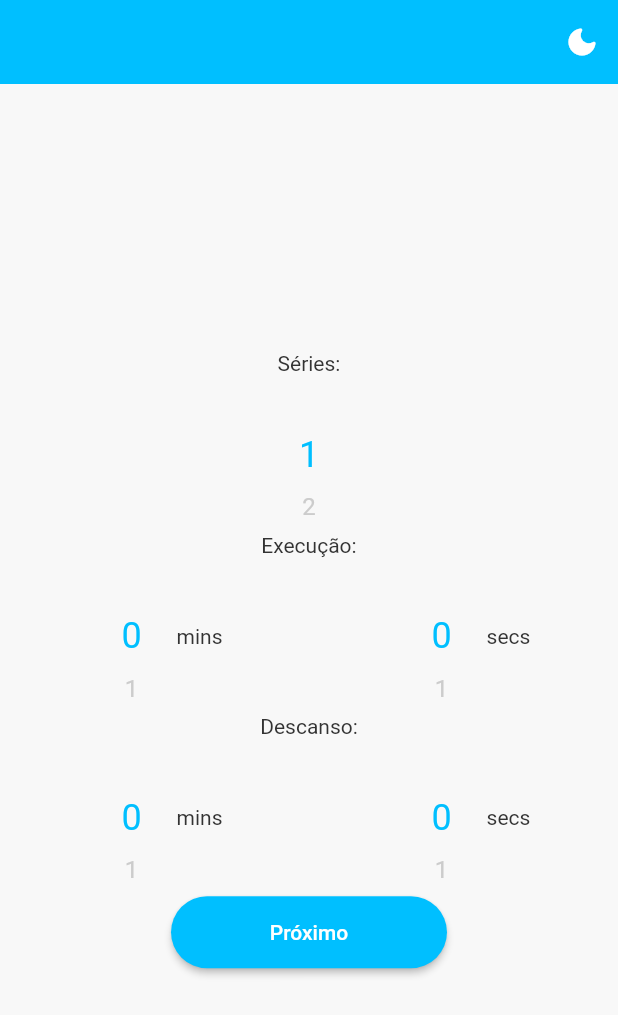
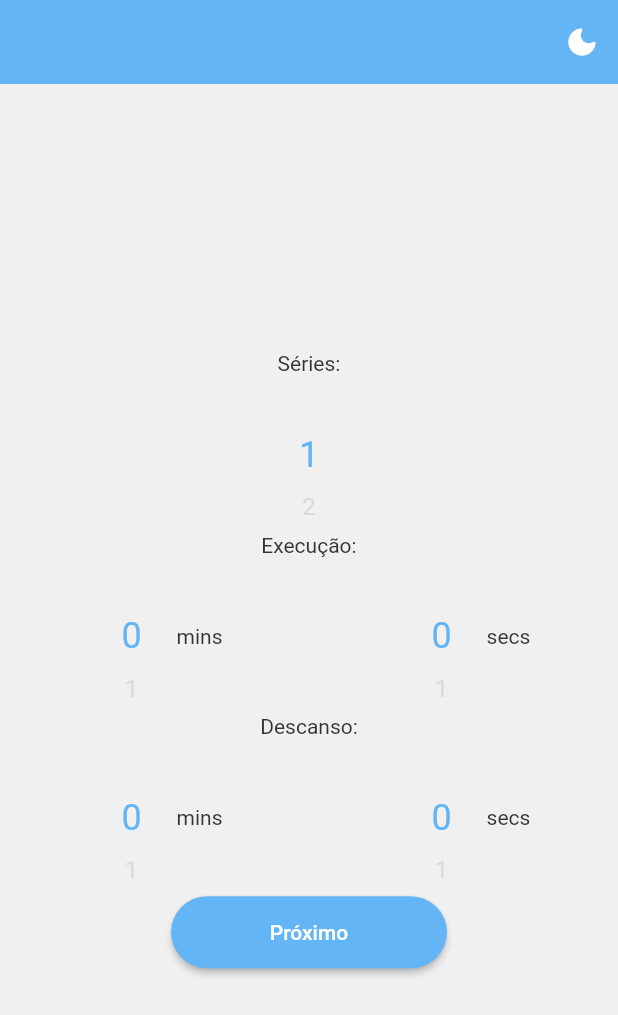
Before and after one commit to CiroDom/training_timer, a Flutter app: the screen it shows after launch, on a phone screen of 412 x 824 dp. Shown: the top 1015 px of the screen. Run offline on Flutter 3.47's test engine with Material 2 defaults, Android fonts, the phone set to English and light mode, and no system bars; drawn by our look-alikes of numberpicker; our stand-ins replace audioplayers; Roboto replaces fonts that are missing (Montserrat, Nunito).

```diff
--- a/lib/core/view_models/vm_timer_view.dart
+++ b/lib/core/view_models/vm_timer_view.dart
@@ -20,8 +20,9 @@ class VmTimerView extends ChangeNotifier {
   bool _rest = false;
   bool _over = false;
   bool _countdown = true;
-  bool _goingOn = false;
-  bool _cancel = false;
+  bool _initiated = false;
+  bool _paused = false;
+  bool _canceled = false;
 
   set _setCurrentSerie(int currentSerie) {
     _currentSerie = currentSerie;
@@ -35,7 +36,8 @@ class VmTimerView extends ChangeNotifier {
   bool get getRest => _rest;
   bool get getOver => _over;
   bool get getCountdown => _countdown;
-  bool get getGoingOn => _goingOn;
+  bool get getInitiated => _initiated;
+  bool get getGoingOn => _paused;
 
   void _playSound(String soundName) {
     final assetPath = soundName;
@@ -47,6 +49,11 @@ class VmTimerView extends ChangeNotifier {
 
   void _toogleRest() {
     _rest = !_rest;
+    notifyListeners();
+  }
+
+  void _tooglePaused() {
+    _paused = !_paused;
     notifyListeners();
   }
 
@@ -83,7 +90,7 @@ class VmTimerView extends ChangeNotifier {
     for (int currentSeconds = totalSeconds;
         currentSeconds > 0;
         currentSeconds--) {
-      if (_cancel) break;
+      if (_canceled) break;
 
       _putInRightUnities(currentSeconds);
 
@@ -110,15 +117,14 @@ class VmTimerView extends ChangeNotifier {
   }
 
   Future<void> _initialTimer() async {
-    _goingOn = true;
-    print('$_goingOn');
-    _cancel = false;
+    _initiated = true;
+    _canceled = false;
     _rest = true;
     for (int countdown = 5; countdown > 0; countdown--) {
       _visual = countdown.toString();
       _playSound('countdown.wav');
       notifyListeners();
-      if (_cancel) break;
+      if (_canceled) break;
 
       await Future.delayed(const Duration(seconds: 1));
     }
@@ -127,7 +133,7 @@ class VmTimerView extends ChangeNotifier {
   Future<void> _initiateTraining() async {
     _countdown = false;
     for (int serie = 1; serie <= _model.seriesNumber; serie++) {
-      if (_cancel) break;
+      if (_canceled) break;
       _setCurrentSerie = serie;
       _playSound('ding_effect.wav');
       await _showExecVisual();
@@ -150,12 +156,11 @@ class VmTimerView extends ChangeNotifier {
     _executeFinalChanges();
   }
 
-  void restart() async {
-    if (_rest) {
-    } else {}
+  void playOrPause() async {
+    _tooglePaused();
   }
 
   void stopTimer() {
-    _cancel = true;
+    _canceled = true;
   }
 }
--- a/lib/ui/components/our_timer_pickers.dart
+++ b/lib/ui/components/pickers/our_timer_pickers.dart
@@ -1,7 +1,6 @@
 import 'package:flutter/material.dart';
-import 'package:training_timer/core/classes/models/time_training.dart';
 
-import '../../core/classes/enum/time_train_picker_infos.dart';
+import '../../../core/classes/enum/time_train_picker_infos.dart';
 import 'our_number_picker.dart';
 
 class OurTimerPickers extends StatelessWidget {
--- a/lib/ui/res/our_colors.dart
+++ b/lib/ui/res/our_colors.dart
@@ -1,16 +1,16 @@
 import 'package:flutter/material.dart';
 
 class OurColors {
-  static const backgroundL = Color(0xffF8F8F8);
-  static const secondBackgroundL = Color(0xffCCCCCC);
-  static const pickerAndButtonsL = Color(0xff00BFFF);
+  static const backgroundL = Color(0xffF0F0F0);
+  static const divisorAndShadowNumberL = Color(0xffDADADA);
+  static const pickerAndButtonsL = Color(0xff64B5F6);
   static const textsL = Color(0xff333333);
   static const continueingActionL = Color(0xff00FF00);
   static const stoppingActionL = Color(0xffFF0000);
 
-  static const backgroundD = Color(0xff333333);
-  static const secondBackgroundD = Color(0xff1E1E1E);
-  static const pickerAndButtonsD = Color(0xff0277BD);
+  static const backgroundD = Color(0xff121212);
+  static const divisorAndShadowNumberD = Color(0xff1E1E1E);
+  static const pickerAndButtonsD = Color(0xff1976D2);
   static const textsD = Color(0xffF8F8F8);
   static const continueingActionD = Color(0xff008000);
   static const stoppingActionD = Color(0xffB22222);
--- a/lib/ui/res/our_styles.dart
+++ b/lib/ui/res/our_styles.dart
@@ -2,7 +2,7 @@ import 'package:flutter/material.dart';
 import 'package:training_timer/ui/res/our_colors.dart';
 
 class OurStyles {
-  static const _fontFamily = 'Nunito';
+  static const _fontFamily = 'Montserrat';
 
   static const headerL = TextStyle(
     color: OurColors.textsL,
@@ -13,7 +13,7 @@ class OurStyles {
       fontWeight: FontWeight.w400,
       fontSize: 24);
   static const pickerSmallLight = TextStyle(
-      color: OurColors.secondBackgroundL,
+      color: OurColors.divisorAndShadowNumberL,
       fontWeight: FontWeight.w400,
       fontSize: 16,
       fontFamily: _fontFamily);
@@ -27,7 +27,7 @@ class OurStyles {
       fontWeight: FontWeight.w400,
       fontSize: 24);
   static const pickerSmallDark = TextStyle(
-      color: OurColors.secondBackgroundD,
+      color: OurColors.divisorAndShadowNumberD,
       fontWeight: FontWeight.w400,
       fontSize: 16,
       fontFamily: _fontFamily);
--- a/lib/ui/res/our_themes.dart
+++ b/lib/ui/res/our_themes.dart
@@ -5,24 +5,23 @@ class OurThemes {
   static final light = ThemeData(
       brightness: Brightness.light,
       scaffoldBackgroundColor: OurColors.backgroundL,
-      appBarTheme: const AppBarTheme(backgroundColor: OurColors.pickerAndButtonsL),
+      appBarTheme:
+          const AppBarTheme(backgroundColor: OurColors.pickerAndButtonsL),
       textTheme: const TextTheme(
           bodyMedium: TextStyle(
         color: OurColors.textsL,
       )),
       elevatedButtonTheme: ElevatedButtonThemeData(
           style: ElevatedButton.styleFrom(
-          shape: RoundedRectangleBorder(borderRadius: BorderRadius.circular(50)),
-          backgroundColor: OurColors.pickerAndButtonsL
-        )
-      )
-  );
+              shape: RoundedRectangleBorder(
+                  borderRadius: BorderRadius.circular(50)),
+              backgroundColor: OurColors.pickerAndButtonsL)));
 
   static final dark = ThemeData(
     brightness: Brightness.dark,
     scaffoldBackgroundColor: OurColors.backgroundD,
     appBarTheme:
-          const AppBarTheme(backgroundColor: OurColors.secondBackgroundD),
+        const AppBarTheme(backgroundColor: OurColors.divisorAndShadowNumberD),
     textTheme: const TextTheme(
       bodyLarge: TextStyle(
         color: OurColors.pickerAndButtonsD,
@@ -30,9 +29,9 @@ class OurThemes {
     ),
     elevatedButtonTheme: ElevatedButtonThemeData(
         style: ElevatedButton.styleFrom(
-          shape: RoundedRectangleBorder(borderRadius: BorderRadius.circular(50)),
-          backgroundColor: OurColors.pickerAndButtonsD
-        )
-      )
+            elevation: 2.0,
+            shape:
+                RoundedRectangleBorder(borderRadius: BorderRadius.circular(25)),
+            backgroundColor: OurColors.pickerAndButtonsD)),
   );
 }
--- a/lib/ui/views/initial_view.dart
+++ b/lib/ui/views/initial_view.dart
@@ -2,9 +2,9 @@ import 'package:flutter/material.dart';
 import 'package:provider/provider.dart';
 import 'package:training_timer/core/classes/enum/time_train_picker_infos.dart';
 import 'package:training_timer/core/view_models/vm_initial_view.dart';
-import 'package:training_timer/ui/components/next_step_button.dart';
-import 'package:training_timer/ui/components/our_serie_picker.dart';
-import 'package:training_timer/ui/components/our_timer_pickers.dart';
+import '../components/buttons/next_step_button.dart';
+import '../components/pickers/our_serie_picker.dart';
+import '../components/pickers/our_timer_pickers.dart';
 import '../provider_models/theme_model.dart';
 
 class InitialView extends StatelessWidget {
```
Also changed, not shown: lib/ui/components/buttons/play_pause_row.dart (added, +43 -0 lines), lib/ui/views/timer_view.dart (+13 -9 lines), lib/ui/components/buttons/next_step_button.dart (renamed from lib/ui/components/next_step_button.dart), lib/ui/components/pickers/our_number_picker.dart (renamed from lib/ui/components/our_number_picker.dart), lib/ui/components/pickers/our_serie_picker.dart (renamed from lib/ui/components/our_serie_picker.dart). Lines whose indentation alone changed are shown as unchanged.
